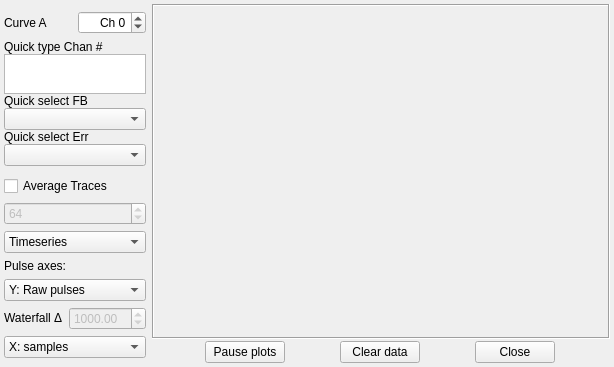
This is microscope/ui/plotwindow.ui in usnistgov/microscope as Qt 5 draws it before an edit. The edited form follows.
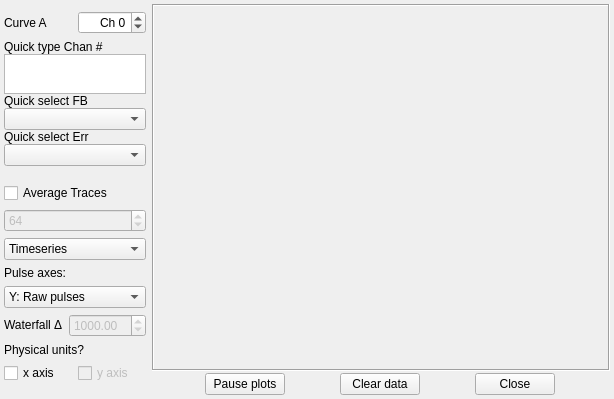
This is the edited form.

Commit message: Replace x-axis physical combo box with check box

Patch:
```diff
--- a/microscope/ui/plotwindow.ui
+++ b/microscope/ui/plotwindow.ui
@@ -7,7 +7,7 @@
     <x>0</x>
     <y>0</y>
     <width>614</width>
-    <height>367</height>
+    <height>399</height>
    </rect>
   </property>
   <property name="windowTitle">
@@ -27,7 +27,7 @@
     <number>4</number>
    </property>
    <item>
-    <layout class="QVBoxLayout" name="chanSelectLayout" stretch="0,0,0,0,0,0,0,0,0,0,0">
+    <layout class="QVBoxLayout" name="chanSelectLayout" stretch="0,0,0,0,0,0,0,0,0,0,0,0">
      <property name="spacing">
       <number>6</number>
      </property>
@@ -267,21 +267,38 @@
       </layout>
      </item>
      <item>
-      <widget class="QComboBox" name="xPhysicalMenu">
-       <property name="toolTip">
-        <string>Select x axis scaling: raw samples or physical (milliseconds)</string>
+      <widget class="QLabel" name="label">
+       <property name="text">
+        <string>Physical units?</string>
        </property>
+      </widget>
+     </item>
        <item>
+      <layout class="QHBoxLayout" name="horizontalLayout_2">
+       <property name="topMargin">
+        <number>0</number>
+       </property>
+       <property name="rightMargin">
+        <number>0</number>
+       </property>
+       <item>
+        <widget class="QCheckBox" name="xPhysicalCheck">
         <property name="text">
-         <string>X: samples</string>
-        </property>
+          <string>x axis</string>
+         </property>
+        </widget>
        </item>
        <item>
+        <widget class="QCheckBox" name="yPhysicalCheck">
+         <property name="enabled">
+          <bool>false</bool>
+         </property>
         <property name="text">
-         <string>X: physical</string>
-        </property>
-       </item>
-      </widget>
+          <string>y axis</string>
+         </property>
+        </widget>
+       </item>
+      </layout>
      </item>
      <item>
       <spacer name="verticalSpacer">
```
Lines whose indentation alone changed are shown as unchanged. The commit also changes 2 other files.
